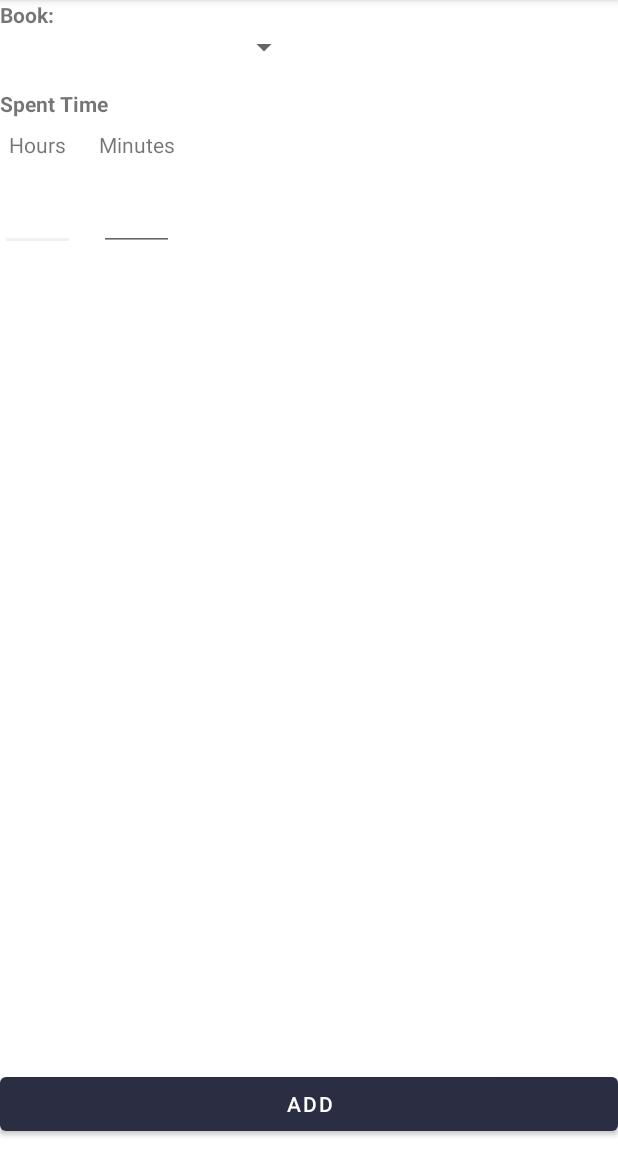
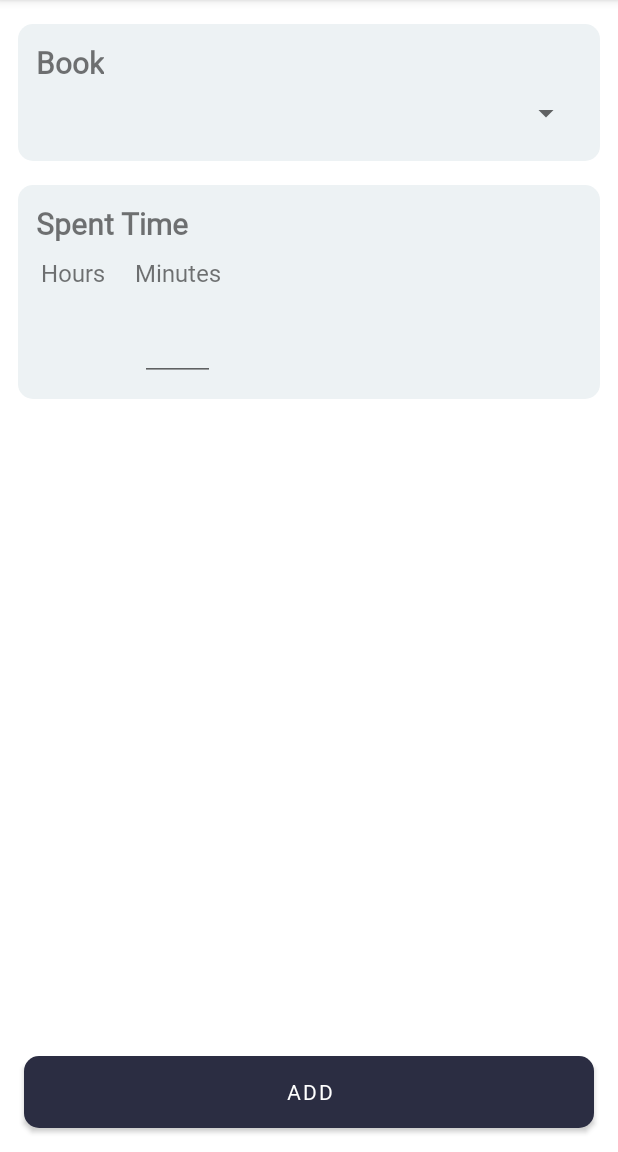
Before and after one commit to rodrigonovoas/my-book-collection-app, an Android app: the AddRecordActivity screen opened directly, with no data from a screen before it, on a phone screen of 412 x 824 dp, the part 84-1236 px from its top. Run offline under Robolectric (Android 15) with nearby library versions, the phone set to English and light mode, and no system bars; pictures from the network do not load.

Commit message:
finishing AddRecordActivity UI, and doing minor changes in general UI; fixing record added snackbar bug

```diff
--- a/app/src/main/java/app/rodrigonovoa/mybookcollection/ui/addRecord/AddRecordActivity.kt
+++ b/app/src/main/java/app/rodrigonovoa/mybookcollection/ui/addRecord/AddRecordActivity.kt
@@ -1,5 +1,6 @@
 package app.rodrigonovoa.mybookcollection.ui.addRecord
 
+import android.content.Intent
 import android.os.Bundle
 import android.text.Editable
 import android.text.TextWatcher
@@ -7,8 +8,10 @@ import android.view.View
 import android.widget.AdapterView
 import androidx.appcompat.app.AppCompatActivity
 import app.rodrigonovoa.mybookcollection.databinding.ActivityAddRecordBinding
+import app.rodrigonovoa.mybookcollection.ui.myRecords.MyRecordsFragment
 import app.rodrigonovoa.mybookcollection.utils.SnackBarUtils
 import org.koin.androidx.viewmodel.ext.android.viewModel
+
 
 class AddRecordActivity : AppCompatActivity() {
 
@@ -29,7 +32,7 @@ class AddRecordActivity : AppCompatActivity() {
     private fun observeDatabaseInsertResult() {
         viewModel.addRecord.observe(this) { it ->
             if (it == RecordAddedStatus.ADDED) {
-                SnackBarUtils.showPositiveMessage(binding.root, "Record added")
+                setShowRecordInsertedSnackbar()
                 finish()
             } else if (it == RecordAddedStatus.FAIL) {
                 SnackBarUtils.showNegativeMessage(binding.root, "Fail adding record")
@@ -39,6 +42,12 @@ class AddRecordActivity : AppCompatActivity() {
                 SnackBarUtils.showNegativeMessage(binding.root, "Time not added")
             }
         }
+    }
+
+    private fun setShowRecordInsertedSnackbar() {
+        val intent = Intent()
+        intent.putExtra(MyRecordsFragment.SHOW_SNACKBAR_CODE, true)
+        setResult(MyRecordsFragment.RESULT_CODE, intent)
     }
 
     override fun onSupportNavigateUp(): Boolean {
--- a/app/src/main/java/app/rodrigonovoa/mybookcollection/ui/myRecords/MyRecordsFragment.kt
+++ b/app/src/main/java/app/rodrigonovoa/mybookcollection/ui/myRecords/MyRecordsFragment.kt
@@ -10,9 +10,16 @@ import androidx.recyclerview.widget.LinearLayoutManager
 import app.rodrigonovoa.mybookcollection.data.model.Record
 import app.rodrigonovoa.mybookcollection.databinding.FragmentMyRecordsBinding
 import app.rodrigonovoa.mybookcollection.ui.addRecord.AddRecordActivity
+import app.rodrigonovoa.mybookcollection.utils.SnackBarUtils
 import org.koin.androidx.viewmodel.ext.android.viewModel
 
+
 class MyRecordsFragment : Fragment() {
+
+    companion object {
+        val RESULT_CODE = 123
+        val SHOW_SNACKBAR_CODE = "showRecordInsertedSnackbar"
+    }
 
     private val viewModel: MyRecordsViewModel by viewModel()
     private var _binding: FragmentMyRecordsBinding? = null
@@ -50,11 +57,12 @@ class MyRecordsFragment : Fragment() {
     }
 
     private fun openAddRecordActivity() {
-        requireContext().startActivity(
+        startActivityForResult(
             Intent(
                 context,
                 AddRecordActivity::class.java
-            )
+            ),
+            MyRecordsFragment.RESULT_CODE
         )
     }
 
@@ -64,6 +72,15 @@ class MyRecordsFragment : Fragment() {
         binding.rcRecordsList.adapter = adapter
     }
 
+    override fun onActivityResult(requestCode: Int, resultCode: Int, data: Intent?) {
+        super.onActivityResult(requestCode, resultCode, data)
+        if(resultCode == MyRecordsFragment.RESULT_CODE) {
+            val showSnackbar = data?.getBooleanExtra(MyRecordsFragment.SHOW_SNACKBAR_CODE
+                , false) ?: false
+            if (showSnackbar) SnackBarUtils.showPositiveMessage(binding.root, "Record added")
+        }
+    }
+
     override fun onDestroyView() {
         super.onDestroyView()
         _binding = null
--- /dev/null
+++ b/app/src/main/res/drawable/add_record_section_bg.xml
@@ -0,0 +1,6 @@
+<?xml version="1.0" encoding="UTF-8"?>
+<shape xmlns:android="http://schemas.android.com/apk/res/android">
+    <solid android:color="@color/anti_flash_white"/>
+    <corners android:radius="10dp"/>
+    <padding android:left="0dp" android:top="0dp" android:right="0dp" android:bottom="0dp" />
+</shape>
--- /dev/null
+++ b/app/src/main/res/drawable/common_button_bg.xml
@@ -0,0 +1,6 @@
+<?xml version="1.0" encoding="UTF-8"?>
+<shape xmlns:android="http://schemas.android.com/apk/res/android">
+    <solid android:color="@color/gunmetal"/>
+    <corners android:radius="10dp"/>
+    <padding android:left="0dp" android:top="0dp" android:right="0dp" android:bottom="0dp" />
+</shape>
--- a/app/src/main/res/layout/activity_add_record.xml
+++ b/app/src/main/res/layout/activity_add_record.xml
@@ -4,30 +4,58 @@
     xmlns:tools="http://schemas.android.com/tools"
     android:layout_width="match_parent"
     android:layout_height="match_parent"
-    android:layout_margin="8dp"
+    android:padding="8dp"
     tools:context=".ui.addRecord.AddRecordActivity">
+
+    <LinearLayout
+        android:id="@+id/ll_selected_book"
+        android:layout_width="match_parent"
+        android:layout_height="wrap_content"
+        android:padding="12dp"
+        android:layout_marginTop="8dp"
+        android:layout_marginLeft="4dp"
+        android:layout_marginRight="4dp"
+        android:orientation="vertical"
+        android:background="@drawable/add_record_section_bg">
 
         <TextView
             android:id="@+id/tv_selected_book"
             android:layout_width="wrap_content"
             android:layout_height="wrap_content"
-        android:text="Book: "
+            android:text="Book"
+            android:fontFamily="@font/qaz"
+            android:textSize="20dp"
             android:textStyle="bold"/>
 
         <Spinner
             android:id="@+id/sp_selected_book"
-        android:layout_width="200dp"
+            android:layout_marginTop="8dp"
+            android:layout_width="match_parent"
             android:layout_height="wrap_content"
-        android:layout_below="@+id/tv_selected_book"/>
+            android:layout_marginBottom="8dp"
+            android:fontFamily="@font/qaz"/>
+    </LinearLayout>
+
+    <LinearLayout
+        android:id="@+id/ll_spent_time_section"
+        android:layout_width="match_parent"
+        android:layout_height="wrap_content"
+        android:layout_below="@+id/ll_selected_book"
+        android:layout_marginTop="16dp"
+        android:layout_marginLeft="4dp"
+        android:layout_marginRight="4dp"
+        android:padding="12dp"
+        android:orientation="vertical"
+        android:background="@drawable/add_record_section_bg">
 
         <TextView
             android:id="@+id/tv_spent_time"
             android:layout_width="wrap_content"
             android:layout_height="wrap_content"
-        android:layout_marginTop="16dp"
             android:text="Spent Time"
-        android:textStyle="bold"
-        android:layout_below="@+id/sp_selected_book"/>
+            android:fontFamily="@font/qaz"
+            android:textSize="20dp"
+            android:textStyle="bold" />
 
         <LinearLayout
             android:id="@+id/ll_spent_time"
@@ -46,6 +74,8 @@
                 <TextView
                     android:layout_width="wrap_content"
                     android:layout_height="wrap_content"
+                    android:textSize="16dp"
+                    android:fontFamily="@font/qaz"
                     android:text="Hours" />
 
                 <EditText
@@ -53,8 +83,9 @@
                     android:layout_width="50dp"
                     android:layout_height="wrap_content"
                     android:layout_marginTop="16dp"
-                android:textAlignment="center"
-                android:inputType="number" />
+                    android:fontFamily="@font/qaz"
+                    android:inputType="number"
+                    android:textAlignment="center" />
             </LinearLayout>
 
             <LinearLayout
@@ -67,6 +98,8 @@
                 <TextView
                     android:layout_width="wrap_content"
                     android:layout_height="wrap_content"
+                    android:textSize="16dp"
+                    android:fontFamily="@font/qaz"
                     android:text="Minutes" />
 
                 <EditText
@@ -74,8 +107,10 @@
                     android:layout_width="50dp"
                     android:layout_height="wrap_content"
                     android:layout_marginTop="16dp"
-                android:textAlignment="center"
-                android:inputType="number" />
+                    android:fontFamily="@font/qaz"
+                    android:inputType="number"
+                    android:textAlignment="center" />
+            </LinearLayout>
         </LinearLayout>
     </LinearLayout>
 
@@ -83,10 +118,14 @@
         android:id="@+id/btn_add"
         android:layout_width="match_parent"
         android:layout_height="wrap_content"
+        android:background="@drawable/common_button_bg"
         android:layout_centerHorizontal="true"
         android:layout_alignParentBottom="true"
         android:layout_marginBottom="8dp"
-        android:text="ADD"/>
+        android:layout_marginLeft="8dp"
+        android:layout_marginRight="8dp"
+        android:text="ADD"
+        android:fontFamily="@font/qaz"/>
 
 
 </RelativeLayout>
--- a/app/src/main/res/layout/dialog_api_book_detail.xml
+++ b/app/src/main/res/layout/dialog_api_book_detail.xml
@@ -72,6 +72,7 @@
             android:id="@+id/btn_add"
             android:layout_width="match_parent"
             android:layout_height="wrap_content"
+            android:background="@drawable/common_button_bg"
             android:layout_below="@+id/tv_book_description"
             android:layout_centerHorizontal="true"
             android:layout_marginTop="16dp"
--- a/app/src/main/res/layout/fragment_my_books.xml
+++ b/app/src/main/res/layout/fragment_my_books.xml
@@ -11,6 +11,7 @@
         android:layout_width="match_parent"
         android:layout_height="match_parent"
         android:textAlignment="center"
+        android:layout_marginTop="8dp"
         android:textSize="20sp"
         app:layout_constraintBottom_toBottomOf="parent"
         app:layout_constraintEnd_toEndOf="parent"
@@ -21,6 +22,7 @@
         android:id="@+id/btn_add_book"
         android:layout_width="match_parent"
         android:layout_height="wrap_content"
+        android:background="@drawable/common_button_bg"
         android:layout_marginRight="8dp"
         android:layout_marginLeft="8dp"
         android:layout_alignParentBottom="true"
--- a/app/src/main/res/layout/fragment_my_records.xml
+++ b/app/src/main/res/layout/fragment_my_records.xml
@@ -10,6 +10,7 @@
         android:id="@+id/rc_records_list"
         android:layout_width="match_parent"
         android:layout_height="match_parent"
+        android:layout_marginTop="8dp"
         app:layout_constraintTop_toTopOf="parent"
         app:layout_constraintLeft_toLeftOf="parent"
         app:layout_constraintRight_toRightOf="parent"
@@ -20,6 +21,7 @@
         android:id="@+id/btn_add_record"
         android:layout_width="0dp"
         android:layout_height="wrap_content"
+        android:background="@drawable/common_button_bg"
         android:text="ADD RECORD"
         android:layout_marginLeft="8dp"
         android:layout_marginRight="8dp"
```
Lines whose indentation alone changed are shown as unchanged.
